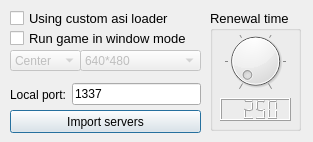
Old version of the form settings.ui in the repository sr-tream/SRauncherQt5.
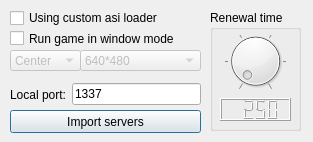
New version of the form.

Patch:
```diff
--- a/settings.ui
+++ b/settings.ui
@@ -22,10 +22,8 @@
      <height>16</height>
     </rect>
    </property>
-   <property name="font">
-    <font>
-     <pointsize>10</pointsize>
-    </font>
+   <property name="locale">
+    <locale language="English" country="UnitedStates"/>
    </property>
    <property name="text">
     <string>Using custom asi loader</string>
@@ -40,10 +38,8 @@
      <height>17</height>
     </rect>
    </property>
-   <property name="font">
-    <font>
-     <pointsize>10</pointsize>
-    </font>
+   <property name="locale">
+    <locale language="English" country="UnitedStates"/>
    </property>
    <property name="text">
     <string>Run game in window mode</string>
@@ -244,10 +240,8 @@
      <height>121</height>
     </rect>
    </property>
-   <property name="font">
-    <font>
-     <pointsize>10</pointsize>
-    </font>
+   <property name="locale">
+    <locale language="English" country="UnitedStates"/>
    </property>
    <property name="title">
     <string>Renewal time</string>
```
Left out of the diff: 6 changed lines with no effect on the pictures.
